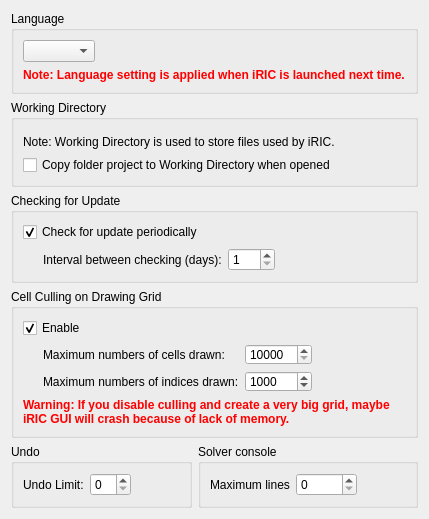
Old version of the form libs/gui/pref/preferencepagegeneral.ui in the repository i-RIC/prepost-gui.
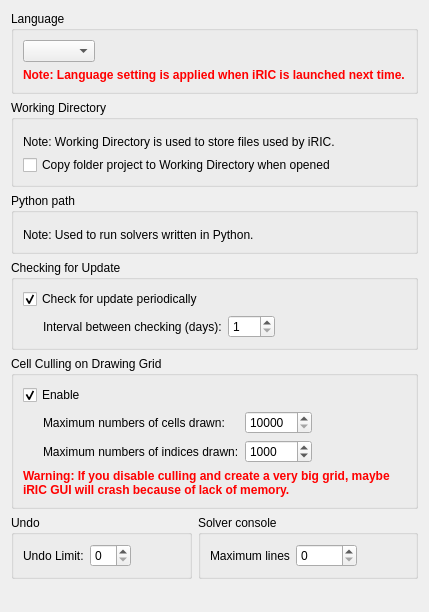
New version of the form. Custom widgets are drawn as their Qt base class.

Commit message: Added function to edit python path

The edit to the form file:
```diff
--- a/libs/gui/pref/preferencepagegeneral.ui
+++ b/libs/gui/pref/preferencepagegeneral.ui
@@ -7,13 +7,13 @@
     <x>0</x>
     <y>0</y>
     <width>429</width>
-    <height>519</height>
+    <height>612</height>
    </rect>
   </property>
   <property name="windowTitle">
    <string>Form</string>
   </property>
-  <layout class="QVBoxLayout" name="verticalLayout_5">
+  <layout class="QVBoxLayout" name="verticalLayout_6">
    <item>
     <widget class="QGroupBox" name="langGroupBox">
      <property name="title">
@@ -88,6 +88,25 @@
      </layout>
     </widget>
    </item>
+   <item>
+    <widget class="QGroupBox" name="pythonGroupBox">
+     <property name="title">
+      <string>Python path</string>
+     </property>
+     <layout class="QVBoxLayout" name="verticalLayout_5">
+      <item>
+       <widget class="FilenameEditWidget" name="pythonPathWidget" native="true"/>
+      </item>
+      <item>
+       <widget class="QLabel" name="label_3">
+        <property name="text">
+         <string>Note: Used to run solvers written in Python.</string>
+        </property>
+       </widget>
+      </item>
+     </layout>
+    </widget>
+   </item>
    <item>
     <widget class="QGroupBox" name="checkUpdateGroupBox">
      <property name="title">
@@ -382,6 +401,12 @@
    <header>guibase/widget/dirnameeditwidget.h</header>
    <container>1</container>
   </customwidget>
+  <customwidget>
+   <class>FilenameEditWidget</class>
+   <extends>QWidget</extends>
+   <header>guibase/widget/filenameeditwidget.h</header>
+   <container>1</container>
+  </customwidget>
  </customwidgets>
  <resources/>
  <connections>
```
The commit also changes 4 other files.
